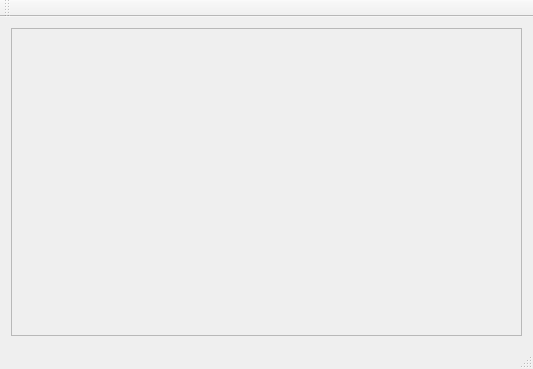
Old version of the form application/MainWindow.ui in the repository MEEN-570-Fall-2026/ryan_day_final_project.
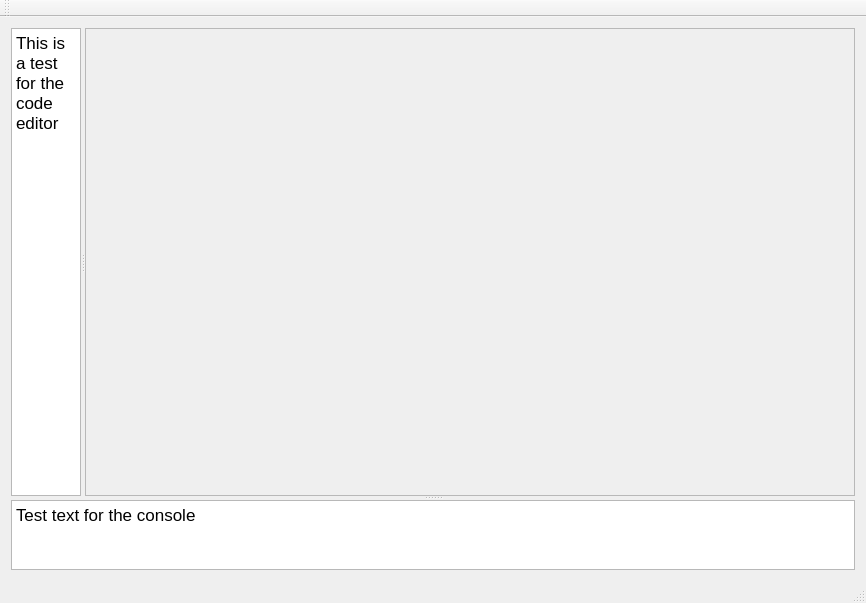
New version of the form.

Commit message: Viewer, code editor, and console log now in UI

Patch:
```diff
--- a/application/MainWindow.ui
+++ b/application/MainWindow.ui
@@ -6,24 +6,125 @@
    <rect>
     <x>0</x>
     <y>0</y>
-    <width>533</width>
-    <height>369</height>
+    <width>866</width>
+    <height>603</height>
    </rect>
   </property>
   <property name="windowTitle">
    <string>Qt VTK </string>
   </property>
   <widget class="QWidget" name="centralWidget">
-   <layout class="QGridLayout" name="gridLayout">
-    <item row="1" column="0">
-     <widget class="QFrame" name="frame">
-      <property name="frameShape">
-       <enum>QFrame::Shape::StyledPanel</enum>
+   <layout class="QVBoxLayout" name="verticalLayout_2">
+    <item>
+     <layout class="QVBoxLayout" name="verticalLayout" stretch="0">
+      <property name="sizeConstraint">
+       <enum>QLayout::SizeConstraint::SetMinimumSize</enum>
       </property>
-      <property name="frameShadow">
-       <enum>QFrame::Shadow::Raised</enum>
-      </property>
-     </widget>
+      <item>
+       <widget class="QSplitter" name="splitter_2">
+        <property name="orientation">
+         <enum>Qt::Orientation::Vertical</enum>
+        </property>
+        <widget class="QFrame" name="frame">
+         <property name="sizePolicy">
+          <sizepolicy hsizetype="Expanding" vsizetype="Expanding">
+           <horstretch>2</horstretch>
+           <verstretch>10</verstretch>
+          </sizepolicy>
+         </property>
+         <property name="autoFillBackground">
+          <bool>false</bool>
+         </property>
+         <property name="frameShape">
+          <enum>QFrame::Shape::NoFrame</enum>
+         </property>
+         <property name="frameShadow">
+          <enum>QFrame::Shadow::Plain</enum>
+         </property>
+         <layout class="QHBoxLayout" name="horizontalLayout">
+          <property name="leftMargin">
+           <number>0</number>
+          </property>
+          <property name="topMargin">
+           <number>0</number>
+          </property>
+          <property name="rightMargin">
+           <number>0</number>
+          </property>
+          <property name="bottomMargin">
+           <number>0</number>
+          </property>
+          <item>
+           <widget class="QSplitter" name="splitter">
+            <property name="sizePolicy">
+             <sizepolicy hsizetype="Expanding" vsizetype="Expanding">
+              <horstretch>2</horstretch>
+              <verstretch>2</verstretch>
+             </sizepolicy>
+            </property>
+            <property name="lineWidth">
+             <number>0</number>
+            </property>
+            <property name="orientation">
+             <enum>Qt::Orientation::Horizontal</enum>
+            </property>
+            <widget class="QTextEdit" name="codeEditor">
+             <property name="sizePolicy">
+              <sizepolicy hsizetype="Expanding" vsizetype="Expanding">
+               <horstretch>1</horstretch>
+               <verstretch>5</verstretch>
+              </sizepolicy>
+             </property>
+             <property name="html">
+              <string>&lt;!DOCTYPE HTML PUBLIC &quot;-//W3C//DTD HTML 4.0//EN&quot; &quot;http://www.w3.org/TR/REC-html40/strict.dtd&quot;&gt;
+&lt;html&gt;&lt;head&gt;&lt;meta name=&quot;qrichtext&quot; content=&quot;1&quot; /&gt;&lt;meta charset=&quot;utf-8&quot; /&gt;&lt;style type=&quot;text/css&quot;&gt;
+p, li { white-space: pre-wrap; }
+hr { height: 1px; border-width: 0; }
+li.unchecked::marker { content: &quot;\2610&quot;; }
+li.checked::marker { content: &quot;\2612&quot;; }
+&lt;/style&gt;&lt;/head&gt;&lt;body style=&quot; font-family:'.AppleSystemUIFont'; font-size:13pt; font-weight:400; font-style:normal;&quot;&gt;
+&lt;p style=&quot; margin-top:0px; margin-bottom:0px; margin-left:0px; margin-right:0px; -qt-block-indent:0; text-indent:0px;&quot;&gt;This is a test for the code editor&lt;/p&gt;&lt;/body&gt;&lt;/html&gt;</string>
+             </property>
+            </widget>
+            <widget class="QFrame" name="viewerFrame">
+             <property name="sizePolicy">
+              <sizepolicy hsizetype="Expanding" vsizetype="Expanding">
+               <horstretch>150</horstretch>
+               <verstretch>5</verstretch>
+              </sizepolicy>
+             </property>
+             <property name="frameShape">
+              <enum>QFrame::Shape::StyledPanel</enum>
+             </property>
+             <property name="frameShadow">
+              <enum>QFrame::Shadow::Raised</enum>
+             </property>
+            </widget>
+           </widget>
+          </item>
+         </layout>
+        </widget>
+        <widget class="QTextEdit" name="consoleLog">
+         <property name="sizePolicy">
+          <sizepolicy hsizetype="Expanding" vsizetype="Expanding">
+           <horstretch>5</horstretch>
+           <verstretch>1</verstretch>
+          </sizepolicy>
+         </property>
+         <property name="html">
+          <string>&lt;!DOCTYPE HTML PUBLIC &quot;-//W3C//DTD HTML 4.0//EN&quot; &quot;http://www.w3.org/TR/REC-html40/strict.dtd&quot;&gt;
+&lt;html&gt;&lt;head&gt;&lt;meta name=&quot;qrichtext&quot; content=&quot;1&quot; /&gt;&lt;meta charset=&quot;utf-8&quot; /&gt;&lt;style type=&quot;text/css&quot;&gt;
+p, li { white-space: pre-wrap; }
+hr { height: 1px; border-width: 0; }
+li.unchecked::marker { content: &quot;\2610&quot;; }
+li.checked::marker { content: &quot;\2612&quot;; }
+&lt;/style&gt;&lt;/head&gt;&lt;body style=&quot; font-family:'.AppleSystemUIFont'; font-size:13pt; font-weight:400; font-style:normal;&quot;&gt;
+&lt;p style=&quot; margin-top:0px; margin-bottom:0px; margin-left:0px; margin-right:0px; -qt-block-indent:0; text-indent:0px;&quot;&gt;Test text for the console&lt;/p&gt;&lt;/body&gt;&lt;/html&gt;</string>
+         </property>
+        </widget>
+       </widget>
+      </item>
+     </layout>
     </item>
    </layout>
   </widget>
```
Left out of the diff: 6 changed lines with no effect on the pictures. The commit also changes 2 other files.
